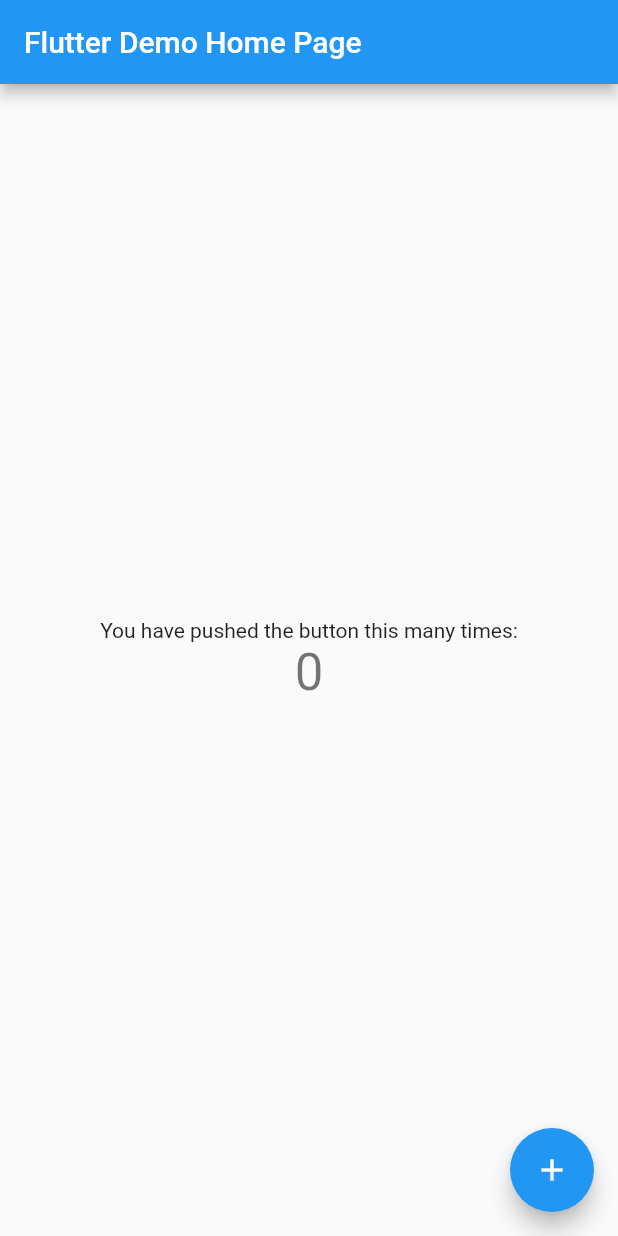
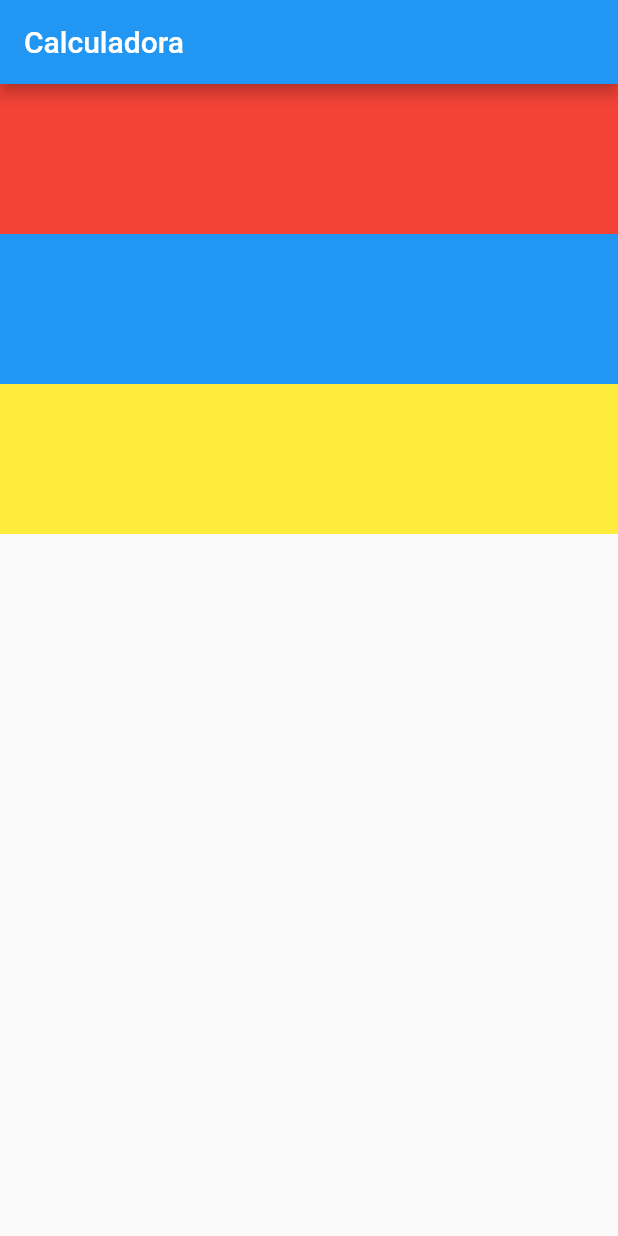
Before and after one commit to otoro90/taller2s2, a Flutter app: the screen it shows after launch, on a phone screen of 412 x 824 dp. Run offline on Flutter 3.47's test engine with Material 2 defaults, Android fonts, the phone set to English and light mode, and no system bars.

Commit message:
Se divide la aplicacion en 3 contenedores

```diff
--- a/lib/main.dart
+++ b/lib/main.dart
@@ -1,4 +1,5 @@
 import 'package:flutter/material.dart';
+import 'package:taller1s2/page/home-page.dart';
 
 void main() {
   runApp(MyApp());
@@ -11,103 +12,9 @@ class MyApp extends StatelessWidget {
     return MaterialApp(
       title: 'Flutter Demo',
       theme: ThemeData(
-        // This is the theme of your application.
-        //
-        // Try running your application with "flutter run". You'll see the
-        // application has a blue toolbar. Then, without quitting the app, try
-        // changing the primarySwatch below to Colors.green and then invoke
-        // "hot reload" (press "r" in the console where you ran "flutter run",
-        // or simply save your changes to "hot reload" in a Flutter IDE).
-        // Notice that the counter didn't reset back to zero; the application
-        // is not restarted.
         primarySwatch: Colors.blue,
       ),
-      home: MyHomePage(title: 'Flutter Demo Home Page'),
+      home: MyHomePage(title: 'Calculadora'),
     );
   }
 }
-
-class MyHomePage extends StatefulWidget {
-  MyHomePage({Key key, this.title}) : super(key: key);
-
-  // This widget is the home page of your application. It is stateful, meaning
-  // that it has a State object (defined below) that contains fields that affect
-  // how it looks.
-
-  // This class is the configuration for the state. It holds the values (in this
-  // case the title) provided by the parent (in this case the App widget) and
-  // used by the build method of the State. Fields in a Widget subclass are
-  // always marked "final".
-
-  final String title;
-
-  @override
-  _MyHomePageState createState() => _MyHomePageState();
-}
-
-class _MyHomePageState extends State<MyHomePage> {
-  int _counter = 0;
-
-  void _incrementCounter() {
-    setState(() {
-      // This call to setState tells the Flutter framework that something has
-      // changed in this State, which causes it to rerun the build method below
-      // so that the display can reflect the updated values. If we changed
-      // _counter without calling setState(), then the build method would not be
-      // called again, and so nothing would appear to happen.
-      _counter++;
-    });
-  }
-
-  @override
-  Widget build(BuildContext context) {
-    // This method is rerun every time setState is called, for instance as done
-    // by the _incrementCounter method above.
-    //
-    // The Flutter framework has been optimized to make rerunning build methods
-    // fast, so that you can just rebuild anything that needs updating rather
-    // than having to individually change instances of widgets.
-    return Scaffold(
-      appBar: AppBar(
-        // Here we take the value from the MyHomePage object that was created by
-        // the App.build method, and use it to set our appbar title.
-        title: Text(widget.title),
-      ),
-      body: Center(
-        // Center is a layout widget. It takes a single child and positions it
-        // in the middle of the parent.
-        child: Column(
-          // Column is also a layout widget. It takes a list of children and
-          // arranges them vertically. By default, it sizes itself to fit its
-          // children horizontally, and tries to be as tall as its parent.
-          //
-          // Invoke "debug painting" (press "p" in the console, choose the
-          // "Toggle Debug Paint" action from the Flutter Inspector in Android
-          // Studio, or the "Toggle Debug Paint" command in Visual Studio Code)
-          // to see the wireframe for each widget.
-          //
-          // Column has various properties to control how it sizes itself and
-          // how it positions its children. Here we use mainAxisAlignment to
-          // center the children vertically; the main axis here is the vertical
-          // axis because Columns are vertical (the cross axis would be
-          // horizontal).
-          mainAxisAlignment: MainAxisAlignment.center,
-          children: <Widget>[
-            Text(
-              'You have pushed the button this many times:',
-            ),
-            Text(
-              '$_counter',
-              style: Theme.of(context).textTheme.headline4,
-            ),
-          ],
-        ),
-      ),
-      floatingActionButton: FloatingActionButton(
-        onPressed: _incrementCounter,
-        tooltip: 'Increment',
-        child: Icon(Icons.add),
-      ), // This trailing comma makes auto-formatting nicer for build methods.
-    );
-  }
-}
--- /dev/null
+++ b/lib/page/home-page.dart
@@ -0,0 +1,40 @@
+import 'package:flutter/material.dart';
+
+class MyHomePage extends StatefulWidget {
+  MyHomePage({Key key, this.title}) : super(key: key);
+  final String title;
+
+  @override
+  _MyHomePageState createState() => _MyHomePageState();
+}
+
+class _MyHomePageState extends State<MyHomePage> {
+  @override
+  Widget build(BuildContext context) {
+    return Scaffold(
+      appBar: AppBar(
+        title: Text(widget.title),
+      ),
+      body: _body(),
+    );
+  }
+
+  Widget _body() {
+    return Column(
+      children: [
+        Container(
+          color: Colors.red,
+          height: 100,
+        ),
+        Container(
+          color: Colors.blue,
+          height: 100,
+        ),
+        Container(
+          color: Colors.yellow,
+          height: 100,
+        ),
+      ],
+    );
+  }
+}
```
